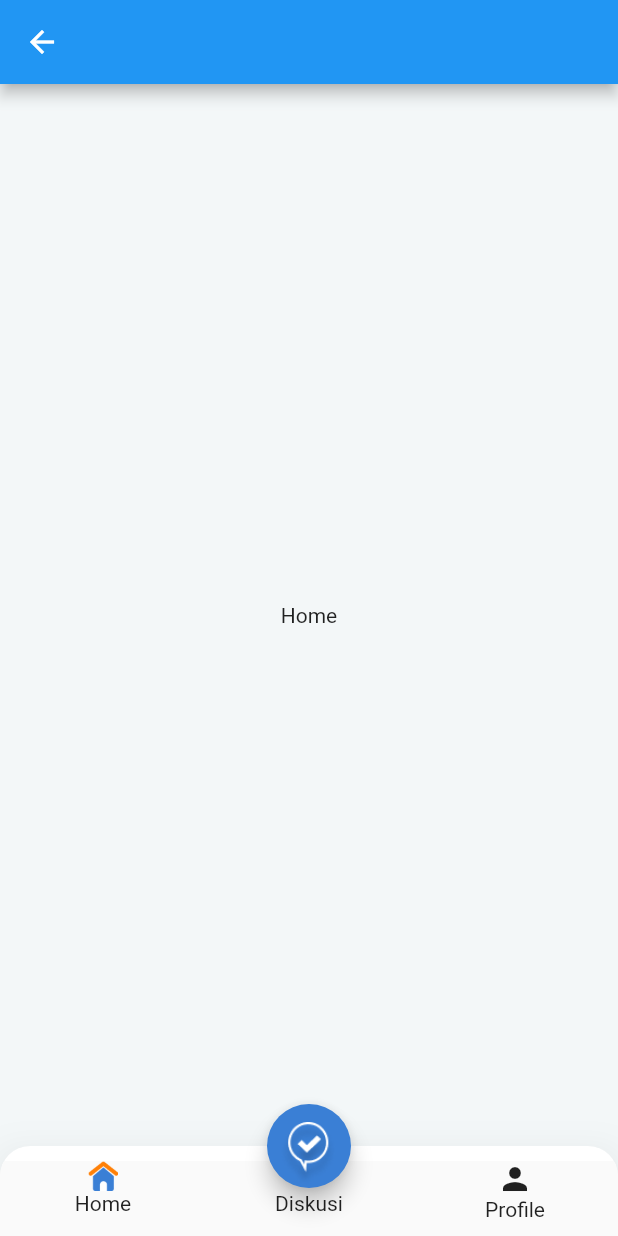
After one commit to mahesawp45/latihan_soal_app, a Flutter app: the MainScreen screen opened by its route, after a tap on "Home", on a phone screen of 412 x 824 dp. The commit adds this screen. Run offline on Flutter 3.47's test engine with Material 2 defaults, Android fonts, the phone set to English and light mode, and no system bars.

Commit message:
Create Bottom Navigation Bar and Main Screen

```diff
--- a/lib/constants/R/app_assets.dart
+++ b/lib/constants/R/app_assets.dart
@@ -3,4 +3,6 @@ class AppASSETS {
   final String loginICON = "assets/auth/img_login.png";
   final String loginWithGoogleICON = "assets/auth/ic_google.png";
   final String loginWithAppleIDICON = "assets/auth/ic_apple.png";
+  final String homeICON = "assets/ic_home.png";
+  final String discussICON = "assets/ic_discuss.png";
 }
--- a/lib/constants/R/app_routes.dart
+++ b/lib/constants/R/app_routes.dart
@@ -3,4 +3,7 @@ class AppRoutesTO {
   final String loginScreen = '/login-screen';
   final String registerScreen = '/register-screen';
   final String mainScreen = '/main-screen';
+  final String homeScreen = '/home-screen';
+  final String chatScreen = '/chat-screen';
+  final String profileScreen = '/profile-screen';
 }
--- /dev/null
+++ b/lib/views/main/latihan_soal/home_screen.dart
@@ -0,0 +1,20 @@
+import 'package:flutter/material.dart';
+
+class HomeScreen extends StatefulWidget {
+  const HomeScreen({Key? key}) : super(key: key);
+
+  @override
+  State<HomeScreen> createState() => _HomeScreenState();
+}
+
+class _HomeScreenState extends State<HomeScreen> {
+  @override
+  Widget build(BuildContext context) {
+    return Scaffold(
+      appBar: AppBar(),
+      body: const Center(
+        child: Text('Home'),
+      ),
+    );
+  }
+}
--- /dev/null
+++ b/lib/views/main/profile/profile_screen.dart
@@ -0,0 +1,20 @@
+import 'package:flutter/material.dart';
+
+class ProfileScreen extends StatefulWidget {
+  const ProfileScreen({Key? key}) : super(key: key);
+
+  @override
+  State<ProfileScreen> createState() => _ProfileScreenState();
+}
+
+class _ProfileScreenState extends State<ProfileScreen> {
+  @override
+  Widget build(BuildContext context) {
+    return Scaffold(
+      appBar: AppBar(),
+      body: const Center(
+        child: Text('Profile'),
+      ),
+    );
+  }
+}
--- /dev/null
+++ b/lib/views/main_screen.dart
@@ -0,0 +1,136 @@
+import 'package:flutter/material.dart';
+
+import 'package:latihan_soal_app/constants/r.dart';
+import 'package:latihan_soal_app/views/main/latihan_soal/home_screen.dart';
+import 'package:latihan_soal_app/views/main/profile/profile_screen.dart';
+
+class MainScreen extends StatefulWidget {
+  const MainScreen({Key? key}) : super(key: key);
+
+  @override
+  State<MainScreen> createState() => _MainScreenState();
+}
+
+class _MainScreenState extends State<MainScreen> {
+  final _pageController = PageController();
+
+  int index = 0;
+
+  @override
+  Widget build(BuildContext context) {
+    return Scaffold(
+      floatingActionButton: FloatingActionButton(
+        onPressed: () {
+          Navigator.pushNamed(context, R.appRoutesTO.chatScreen);
+        },
+        child: Stack(
+          children: [
+            Positioned(
+                top: 12,
+                left: 7.5,
+                child: Image.asset(R.appASSETS.discussICON, height: 45)),
+          ],
+        ),
+      ),
+      floatingActionButtonLocation: FloatingActionButtonLocation.centerDocked,
+      bottomNavigationBar: _buildBottomNavigation(context),
+      // INI DIPAKE BIAR BISA 1 Page banyak tampilan
+      body: PageView(
+        controller: _pageController,
+        physics: const NeverScrollableScrollPhysics(),
+        children: const [
+          HomeScreen(),
+          ProfileScreen(),
+        ],
+      ),
+    );
+  }
+
+  Container _buildBottomNavigation(BuildContext context) {
+    return Container(
+      decoration: BoxDecoration(
+        boxShadow: [
+          BoxShadow(
+            blurRadius: 20,
+            offset: const Offset(0, 4),
+            color: Colors.black.withOpacity(0.06),
+          ),
+        ],
+      ),
+      child: ClipRRect(
+        borderRadius: const BorderRadius.only(
+          topLeft: Radius.circular(20),
+          topRight: Radius.circular(20),
+        ),
+        child: BottomAppBar(
+          color: Colors.white,
+          child: SizedBox(
+            height: 60,
+            child: Row(
+              children: [
+                BottomNavigationMainMenuButton(
+                  title: 'Home',
+                  child: Image.asset(R.appASSETS.homeICON, height: 20),
+                  onTap: () {
+                    index = 0;
+                    _pageController.animateToPage(index,
+                        duration: const Duration(milliseconds: 500),
+                        curve: Curves.easeInOut);
+                  },
+                ),
+                BottomNavigationMainMenuButton(
+                    title: 'Diskusi',
+                    onTap: () {
+                      Navigator.pushNamed(context, R.appRoutesTO.chatScreen);
+                    }),
+                BottomNavigationMainMenuButton(
+                  title: 'Profile',
+                  child: const Icon(Icons.person),
+                  onTap: () {
+                    index = 1;
+                    _pageController.animateToPage(index,
+                        duration: const Duration(milliseconds: 500),
+                        curve: Curves.easeInOut);
+                  },
+                ),
+              ],
+            ),
+          ),
+        ),
+      ),
+    );
+  }
+}
+
+class BottomNavigationMainMenuButton extends StatelessWidget {
+  final String title;
+  final Widget? child;
+  final Function()? onTap;
+
+  const BottomNavigationMainMenuButton({
+    Key? key,
+    required this.title,
+    this.child,
+    this.onTap,
+  }) : super(key: key);
+
+  @override
+  Widget build(BuildContext context) {
+    return Expanded(
+      child: Padding(
+        padding: const EdgeInsets.only(top: 10),
+        child: Material(
+          child: InkWell(
+            onTap: child == null ? null : onTap,
+            child: Column(
+              children: [
+                child ?? Container(height: 20),
+                Text(title),
+              ],
+            ),
+          ),
+        ),
+      ),
+    );
+  }
+}
```
Also changed, not shown: lib/main.dart (+13 -4 lines), lib/view/main_screen.dart (deleted, +0 -17 lines), lib/views/main/discussion/chat_screen.dart (added, +19 -0 lines), lib/views/register_screen.dart (renamed from lib/view/register_screen.dart, +8 -2 lines), lib/views/login_screen.dart (renamed from lib/view/login_screen.dart), lib/views/splash_screen.dart (renamed from lib/view/splash_screen.dart).
